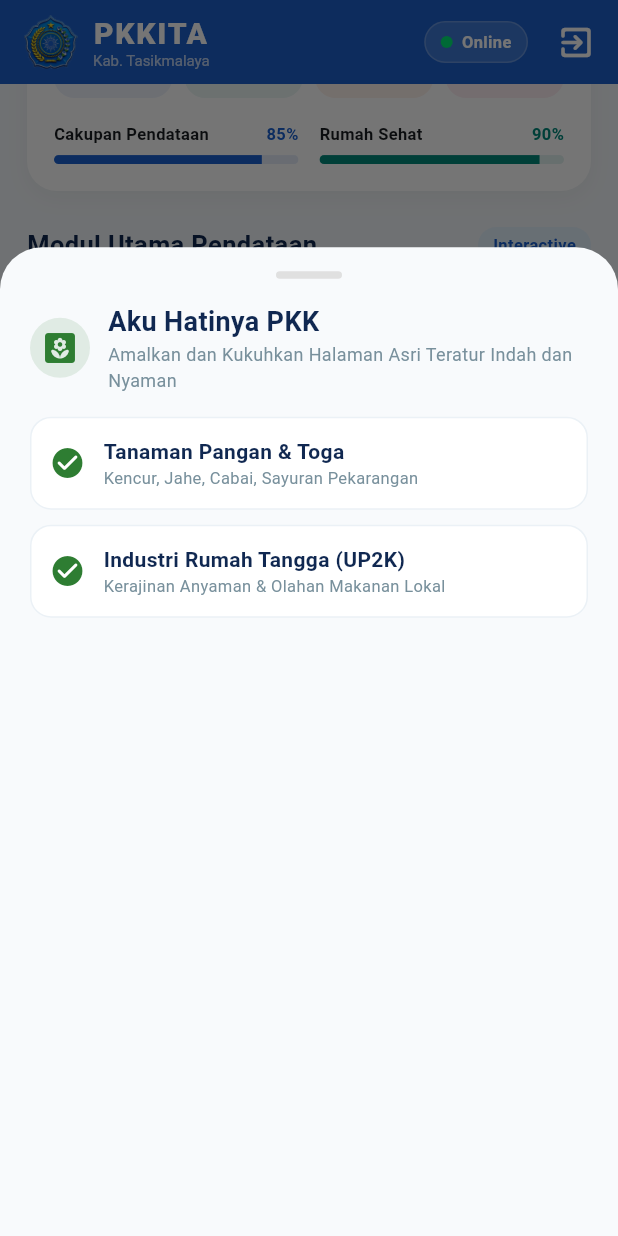
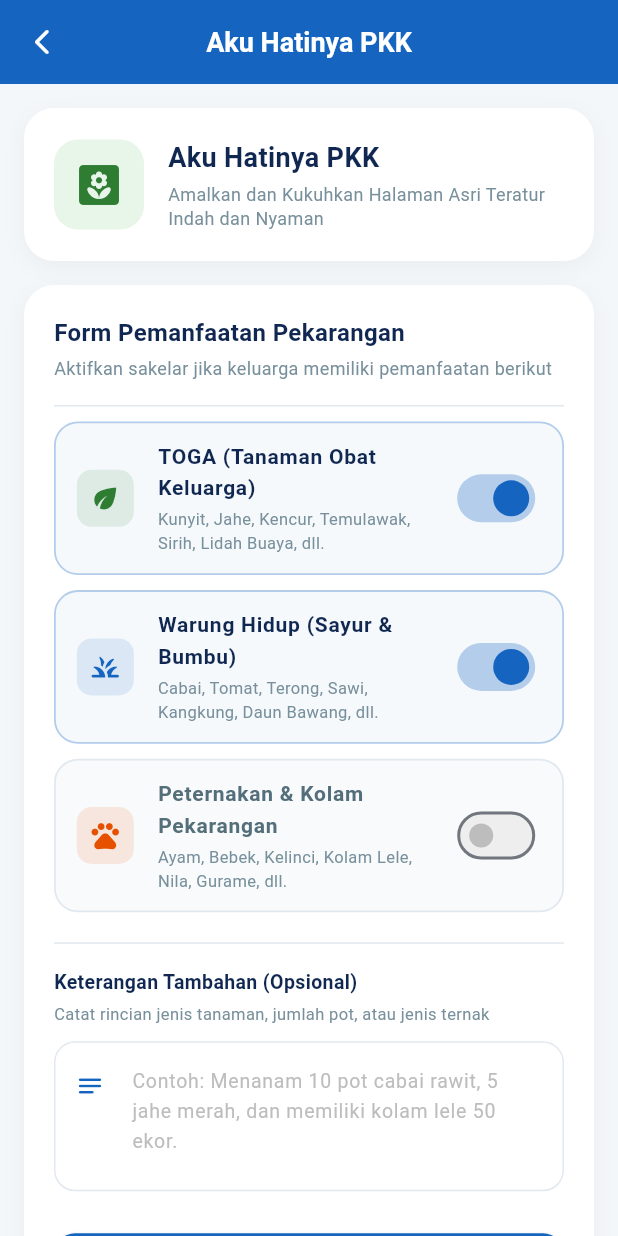
Before and after one commit to Fauzi-vt/Project_PKK_kabtasikmalaya, a Flutter app: the DashboardPage screen opened by its route, scrolled down 561 dp, after a tap on "Aku Hatinya PKK", on a phone screen of 412 x 824 dp. Run offline on Flutter 3.47's test engine with Material 3 defaults, Android fonts, the phone set to English and light mode, and no system bars.

Commit message:
feat: Add AkuHatinyaPKKPage for yard utilization survey (Toga, Warung Hidup, Peternakan) with form validation and dashboard integration

```diff
--- a/lib/views/dashboard/dashboard_page.dart
+++ b/lib/views/dashboard/dashboard_page.dart
@@ -4,6 +4,7 @@ import '../../providers/keluarga_provider.dart';
 import '../keluarga/keluarga_list_page.dart';
 import '../rekapitulasi/rekapitulasi_page.dart';
 import '../kondisi_rumah/kondisi_rumah_page.dart';
+import '../potensi/aku_hatinya_pkk_page.dart';
 
 class DashboardPage extends StatefulWidget {
   const DashboardPage({super.key});
@@ -1147,19 +1148,11 @@ class _DashboardPageState extends State<DashboardPage>
                     description: 'Pemanfaatan Pekarangan & UP2K',
                     icon: Icons.yard_rounded,
                     color: const Color(0xFF2E7D32),
-                    onTap: () => _openFeatureModalSheet(
-                      title: 'Aku Hatinya PKK',
-                      subtitle:
-                          'Amalkan dan Kukuhkan Halaman Asri Teratur Indah dan Nyaman',
-                      icon: Icons.yard_rounded,
-                      color: const Color(0xFF2E7D32),
-                      children: [
-                        _buildCheckItem('Tanaman Pangan & Toga', true,
-                            'Kencur, Jahe, Cabai, Sayuran Pekarangan'),
-                        _buildCheckItem(
-                            'Industri Rumah Tangga (UP2K)', true,
-                            'Kerajinan Anyaman & Olahan Makanan Lokal'),
-                      ],
+                    onTap: () => Navigator.push(
+                      context,
+                      MaterialPageRoute(
+                        builder: (_) => const AkuHatinyaPKKPage(),
+                      ),
                     ),
                   ),
                 ),
--- /dev/null
+++ b/lib/views/potensi/aku_hatinya_pkk_page.dart
@@ -0,0 +1,456 @@
+import 'package:flutter/material.dart';
+
+class AkuHatinyaPKKPage extends StatefulWidget {
+  final String? keluargaId;
+  final String? namaKepalaKeluarga;
+
+  const AkuHatinyaPKKPage({
+    super.key,
+    this.keluargaId,
+    this.namaKepalaKeluarga,
+  });
+
+  @override
+  State<AkuHatinyaPKKPage> createState() => _AkuHatinyaPKKPageState();
+}
+
+class _AkuHatinyaPKKPageState extends State<AkuHatinyaPKKPage> {
+  final _formKey = GlobalKey<FormState>();
+
+  // State untuk 3 SwitchListTile
+  bool _hasToga = true;
+  bool _hasWarungHidup = true;
+  bool _hasPeternakanKolam = false;
+
+  // Controller untuk Keterangan Tambahan opsional
+  final _keteranganController = TextEditingController();
+
+  bool _isSaving = false;
+
+  @override
+  void dispose() {
+    _keteranganController.dispose();
+    super.dispose();
+  }
+
+  Future<void> _simpanDataPotensi() async {
+    if (!_formKey.currentState!.validate()) return;
+
+    setState(() => _isSaving = true);
+
+    // Simulasi penyimpanan data ke backend
+    await Future.delayed(const Duration(milliseconds: 1000));
+
+    if (!mounted) return;
+
+    setState(() => _isSaving = false);
+
+    ScaffoldMessenger.of(context).showSnackBar(
+      SnackBar(
+        content: const Row(
+          children: [
+            Icon(Icons.check_circle_rounded, color: Colors.white),
+            SizedBox(width: 10),
+            Expanded(
+              child: Text(
+                'Data potensi pekarangan (Aku Hatinya PKK) berhasil disimpan!',
+                style: TextStyle(fontWeight: FontWeight.w600),
+              ),
+            ),
+          ],
+        ),
+        backgroundColor: const Color(0xFF2E7D32),
+        behavior: SnackBarBehavior.floating,
+        shape: RoundedRectangleBorder(borderRadius: BorderRadius.circular(12)),
+      ),
+    );
+
+    Navigator.pop(context, {
+      'toga': _hasToga,
+      'warungHidup': _hasWarungHidup,
+      'peternakanKolam': _hasPeternakanKolam,
+      'keterangan': _keteranganController.text.trim(),
+    });
+  }
+
+  @override
+  Widget build(BuildContext context) {
+    return Scaffold(
+      backgroundColor: const Color(0xFFF3F7FA),
+      appBar: AppBar(
+        title: const Text(
+          'Aku Hatinya PKK',
+          style: TextStyle(
+            color: Colors.white,
+            fontWeight: FontWeight.bold,
+            fontSize: 18,
+          ),
+        ),
+        backgroundColor: const Color(0xFF1565C0),
+        elevation: 0,
+        leading: IconButton(
+          icon: const Icon(Icons.arrow_back_ios_new_rounded,
+              color: Colors.white, size: 20),
+          onPressed: () => Navigator.pop(context),
+        ),
+      ),
+      body: SingleChildScrollView(
+        physics: const BouncingScrollPhysics(),
+        padding: const EdgeInsets.all(16),
+        child: Form(
+          key: _formKey,
+          child: Column(
+            crossAxisAlignment: CrossAxisAlignment.start,
+            children: [
+              // ── Header Card ────────────────────────────────────────────────
+              _buildHeaderCard(),
+              const SizedBox(height: 16),
+
+              // Banner Informasi KK jika dipassing
+              if (widget.namaKepalaKeluarga != null || widget.keluargaId != null) ...[
+                _buildKkBanner(),
+                const SizedBox(height: 16),
+              ],
+
+              // ── Form Input Interaktif ──────────────────────────────────────
+              Container(
+                width: double.infinity,
+                padding: const EdgeInsets.all(20),
+                decoration: BoxDecoration(
+                  color: Colors.white,
+                  borderRadius: BorderRadius.circular(20),
+                  boxShadow: [
+                    BoxShadow(
+                      color: Colors.black.withValues(alpha: 0.04),
+                      blurRadius: 12,
+                      offset: const Offset(0, 4),
+                    ),
+                  ],
+                ),
+                child: Column(
+                  crossAxisAlignment: CrossAxisAlignment.start,
+                  children: [
+                    const Text(
+                      'Form Pemanfaatan Pekarangan',
+                      style: TextStyle(
+                        fontSize: 16,
+                        fontWeight: FontWeight.bold,
+                        color: Color(0xFF102851),
+                      ),
+                    ),
+                    const SizedBox(height: 4),
+                    const Text(
+                      'Aktifkan sakelar jika keluarga memiliki pemanfaatan berikut',
+                      style: TextStyle(fontSize: 12, color: Color(0xFF78909C)),
+                    ),
+                    const SizedBox(height: 16),
+                    const Divider(height: 1, color: Color(0xFFE2E8F0)),
+                    const SizedBox(height: 10),
+
+                    // 1. TOGA (Tanaman Obat Keluarga)
+                    _buildSwitchItem(
+                      title: 'TOGA (Tanaman Obat Keluarga)',
+                      subtitle: 'Kunyit, Jahe, Kencur, Temulawak, Sirih, Lidah Buaya, dll.',
+                      icon: Icons.eco_rounded,
+                      iconColor: const Color(0xFF2E7D32),
+                      value: _hasToga,
+                      onChanged: (val) => setState(() => _hasToga = val),
+                    ),
+                    const SizedBox(height: 10),
+
+                    // 2. Warung Hidup (Sayur / Bumbu)
+                    _buildSwitchItem(
+                      title: 'Warung Hidup (Sayur & Bumbu)',
+                      subtitle: 'Cabai, Tomat, Terong, Sawi, Kangkung, Daun Bawang, dll.',
+                      icon: Icons.grass_rounded,
+                      iconColor: const Color(0xFF1565C0),
+                      value: _hasWarungHidup,
+                      onChanged: (val) => setState(() => _hasWarungHidup = val),
+                    ),
+                    const SizedBox(height: 10),
+
+                    // 3. Peternakan / Kolam Ikan
+                    _buildSwitchItem(
+                      title: 'Peternakan & Kolam Pekarangan',
+                      subtitle: 'Ayam, Bebek, Kelinci, Kolam Lele, Nila, Gurame, dll.',
+                      icon: Icons.pets_rounded,
+                      iconColor: const Color(0xFFE65100),
+                      value: _hasPeternakanKolam,
+                      onChanged: (val) =>
+                          setState(() => _hasPeternakanKolam = val),
+                    ),
+                    const SizedBox(height: 20),
+
+                    const Divider(height: 1, color: Color(0xFFE2E8F0)),
+                    const SizedBox(height: 16),
+
+                    // 4. Keterangan Tambahan Opsional
+                    const Text(
+                      'Keterangan Tambahan (Opsional)',
+                      style: TextStyle(
+                        fontSize: 13,
+                        fontWeight: FontWeight.bold,
+                        color: Color(0xFF102851),
+                      ),
+                    ),
+                    const SizedBox(height: 4),
+                    const Text(
+                      'Catat rincian jenis tanaman, jumlah pot, atau jenis ternak',
+                      style: TextStyle(fontSize: 11, color: Color(0xFF78909C)),
+                    ),
+                    const SizedBox(height: 10),
+
+                    TextFormField(
+                      controller: _keteranganController,
+                      maxLines: 3,
+                      decoration: InputDecoration(
+                        hintText:
+                            'Contoh: Menanam 10 pot cabai rawit, 5 jahe merah, dan memiliki kolam lele 50 ekor.',
+                        hintStyle: TextStyle(
+                            color: Colors.grey.shade400, fontSize: 13),
+                        prefixIcon: const Padding(
+                          padding: EdgeInsets.only(bottom: 40),
+                          child: Icon(Icons.notes_rounded,
+                              color: Color(0xFF1565C0), size: 20),
+                        ),
+                        filled: true,
+                        fillColor: Colors.white,
+                        contentPadding: const EdgeInsets.all(14),
+                        border: OutlineInputBorder(
+                          borderRadius: BorderRadius.circular(14),
+                          borderSide:
+                              const BorderSide(color: Color(0xFFE2E8F0)),
+                        ),
+                        enabledBorder: OutlineInputBorder(
+                          borderRadius: BorderRadius.circular(14),
+                          borderSide:
+                              const BorderSide(color: Color(0xFFE2E8F0)),
+                        ),
+                        focusedBorder: OutlineInputBorder(
+                          borderRadius: BorderRadius.circular(14),
+                          borderSide: const BorderSide(
+                              color: Color(0xFF1565C0), width: 1.5),
+                        ),
+                      ),
+                    ),
+
+                    const SizedBox(height: 28),
+
+                    // ── Tombol Simpan Data Potensi ───────────────────────────
+                    SizedBox(
+                      width: double.infinity,
+                      height: 52,
+                      child: ElevatedButton.icon(
+                        onPressed: _isSaving ? null : _simpanDataPotensi,
+                        style: ElevatedButton.styleFrom(
+                          backgroundColor: const Color(0xFF1565C0),
+                          foregroundColor: Colors.white,
+                          disabledBackgroundColor:
+                              const Color(0xFF1565C0).withValues(alpha: 0.6),
+                          elevation: 2,
+                          shape: RoundedRectangleBorder(
+                            borderRadius: BorderRadius.circular(14),
+                          ),
+                        ),
+                        icon: _isSaving
+                            ? const SizedBox(
+                                width: 20,
+                                height: 20,
+                                child: CircularProgressIndicator(
+                                  color: Colors.white,
+                                  strokeWidth: 2.5,
+                                ),
+                              )
+                            : const Icon(Icons.save_rounded, size: 20),
+                        label: Text(
+                          _isSaving ? 'Menyimpan Data...' : 'Simpan Data',
+                          style: const TextStyle(
+                            fontSize: 15,
+                            fontWeight: FontWeight.bold,
+                          ),
+                        ),
+                      ),
+                    ),
+                  ],
+                ),
+              ),
+              const SizedBox(height: 40),
+            ],
+          ),
+        ),
+      ),
+    );
+  }
+
+  // ── Header Card ────────────────────────────────────────────────────────────
+  Widget _buildHeaderCard() {
+    return Container(
+      width: double.infinity,
+      padding: const EdgeInsets.all(20),
+      decoration: BoxDecoration(
+        color: Colors.white,
+        borderRadius: BorderRadius.circular(20),
+        boxShadow: [
+          BoxShadow(
+            color: Colors.black.withValues(alpha: 0.04),
+            blurRadius: 12,
+            offset: const Offset(0, 4),
+          ),
+        ],
+      ),
+      child: Row(
+        children: [
+          Container(
+            padding: const EdgeInsets.all(14),
+            decoration: BoxDecoration(
+              color: const Color(0xFFE8F5E9),
+              borderRadius: BorderRadius.circular(16),
+            ),
+            child: const Icon(
+              Icons.yard_rounded,
+              color: Color(0xFF2E7D32),
+              size: 32,
+            ),
+          ),
+          const SizedBox(width: 16),
+          const Expanded(
+            child: Column(
+              crossAxisAlignment: CrossAxisAlignment.start,
+              children: [
+                Text(
+                  'Aku Hatinya PKK',
+                  style: TextStyle(
+                    fontSize: 18,
+                    fontWeight: FontWeight.bold,
+                    color: Color(0xFF102851),
+                  ),
+                ),
+                SizedBox(height: 4),
+                Text(
+                  'Amalkan dan Kukuhkan Halaman Asri Teratur Indah dan Nyaman',
+                  style: TextStyle(
+                    fontSize: 12,
+                    color: Color(0xFF78909C),
+                    height: 1.3,
+                  ),
+                ),
+              ],
+            ),
+          ),
+        ],
+      ),
+    );
+  }
+
+  // ── KK Banner ──────────────────────────────────────────────────────────────
+  Widget _buildKkBanner() {
+    return Container(
+      width: double.infinity,
+      padding: const EdgeInsets.all(14),
+      decoration: BoxDecoration(
+        color: const Color(0xFFE3F2FD),
+        borderRadius: BorderRadius.circular(16),
+        border: Border.all(color: const Color(0xFFBBDEFB)),
+      ),
+      child: Row(
+        children: [
+          Container(
+            padding: const EdgeInsets.all(8),
+            decoration: BoxDecoration(
+              color: const Color(0xFF1565C0),
+              borderRadius: BorderRadius.circular(10),
+            ),
+            child: const Icon(Icons.home_rounded, color: Colors.white, size: 20),
+          ),
+          const SizedBox(width: 12),
+          Expanded(
+            child: Column(
+              crossAxisAlignment: CrossAxisAlignment.start,
+              children: [
+                const Text(
+                  'Keluarga Sasaran Pendataan',
+                  style: TextStyle(
+                    fontSize: 11,
+                    color: Color(0xFF546E7A),
+                    fontWeight: FontWeight.w500,
+                  ),
+                ),
+                const SizedBox(height: 2),
+                Text(
+                  widget.namaKepalaKeluarga != null
+                      ? '${widget.namaKepalaKeluarga} (${widget.keluargaId ?? 'KK'})'
+                      : 'ID KK: ${widget.keluargaId ?? 'KK-001'}',
+                  style: const TextStyle(
+                    fontSize: 13,
+                    fontWeight: FontWeight.bold,
+                    color: Color(0xFF102851),
+                  ),
+                ),
+              ],
+            ),
+          ),
+        ],
+      ),
+    );
+  }
+
+  // ── SwitchListTile Item Widget ──────────────────────────────────────────────
+  Widget _buildSwitchItem({
+    required String title,
+    required String subtitle,
+    required IconData icon,
+    required Color iconColor,
+    required bool value,
+    required ValueChanged<bool> onChanged,
+  }) {
+    return Container(
+      decoration: BoxDecoration(
+        color: value
+            ? const Color(0xFF1565C0).withValues(alpha: 0.04)
+            : const Color(0xFFF8FAFC),
+        borderRadius: BorderRadius.circular(16),
+        border: Border.all(
+          color: value
+              ? const Color(0xFF1565C0).withValues(alpha: 0.3)
+              : const Color(0xFFE2E8F0),
+          width: 1.2,
+        ),
+      ),
+      child: SwitchListTile(
+        contentPadding: const EdgeInsets.symmetric(horizontal: 14, vertical: 4),
+        activeThumbColor: const Color(0xFF1565C0),
+        activeTrackColor: const Color(0xFF1565C0).withValues(alpha: 0.3),
+        inactiveThumbColor: Colors.grey.shade400,
+        inactiveTrackColor: Colors.grey.shade200,
+        secondary: Container(
+          padding: const EdgeInsets.all(8),
+          decoration: BoxDecoration(
+            color: iconColor.withValues(alpha: 0.12),
+            borderRadius: BorderRadius.circular(10),
+          ),
+          child: Icon(icon, color: iconColor, size: 22),
+        ),
+        title: Text(
+          title,
+          style: TextStyle(
+            fontSize: 14,
+            fontWeight: FontWeight.bold,
+            color: value ? const Color(0xFF102851) : const Color(0xFF546E7A),
+          ),
+        ),
+        subtitle: Padding(
+          padding: const EdgeInsets.only(top: 2),
+          child: Text(
+            subtitle,
+            style: const TextStyle(
+              fontSize: 11,
+              color: Color(0xFF78909C),
+            ),
+          ),
+        ),
+        value: value,
+        onChanged: onChanged,
+      ),
+    );
+  }
+}
```
